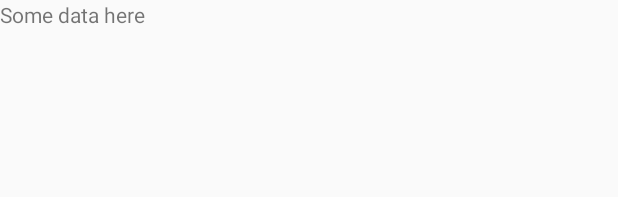
After one commit to TheKing4012/DevMobile, an Android app: the layout activity_notification.xml on its own in the app's theme, with its tools: preview values and no code run, on a phone screen of 412 x 824 dp. The commit adds this screen. Shown: the top 197 px of the screen. Run offline under Robolectric (Android 15) with nearby library versions, the phone set to English and light mode, and no system bars.

Commit message:
try to create notification

```diff
--- a/app/src/main/AndroidManifest.xml
+++ b/app/src/main/AndroidManifest.xml
@@ -1,6 +1,8 @@
 <?xml version="1.0" encoding="utf-8"?>
 <manifest xmlns:android="http://schemas.android.com/apk/res/android"
     xmlns:tools="http://schemas.android.com/tools">
+
+    <uses-permission android:name="android.permission.POST_NOTIFICATIONS" />
 
     <application
         android:allowBackup="true"
@@ -13,6 +15,9 @@
         android:theme="@style/Theme.Tp1"
         tools:targetApi="31">
         <activity
+            android:name=".NotificationActivity"
+            android:exported="false" />
+        <activity
             android:name=".MainActivity"
             android:exported="true">
             <intent-filter>
--- /dev/null
+++ b/app/src/main/res/drawable/baseline_warning_24.xml
@@ -0,0 +1,5 @@
+<vector android:height="24dp" android:tint="#FF0000"
+    android:viewportHeight="24" android:viewportWidth="24"
+    android:width="24dp" xmlns:android="http://schemas.android.com/apk/res/android">
+    <path android:fillColor="@android:color/white" android:pathData="M1,21h22L12,2 1,21zM13,18h-2v-2h2v2zM13,14h-2v-4h2v4z"/>
+</vector>
--- /dev/null
+++ b/app/src/main/res/layout/activity_notification.xml
@@ -0,0 +1,19 @@
+<?xml version="1.0" encoding="utf-8"?>
+<androidx.constraintlayout.widget.ConstraintLayout xmlns:android="http://schemas.android.com/apk/res/android"
+    xmlns:app="http://schemas.android.com/apk/res-auto"
+    xmlns:tools="http://schemas.android.com/tools"
+    android:layout_width="match_parent"
+    android:layout_height="match_parent"
+    android:orientation="vertical"
+    tools:context=".NotificationActivity">
+
+    <TextView
+        android:id="@+id/textViewData"
+        android:layout_width="wrap_content"
+        android:layout_height="wrap_content"
+        android:text="Some data here"
+        tools:ignore="MissingConstraints"
+        tools:layout_editor_absoluteX="156dp"
+        tools:layout_editor_absoluteY="436dp" />
+
+</androidx.constraintlayout.widget.ConstraintLayout>
```
Also changed, not shown: app/src/main/java/com/example/tp1/MainActivity.java (+60 -0 lines), app/src/main/java/com/example/tp1/NotificationActivity.java (added, +20 -0 lines).
